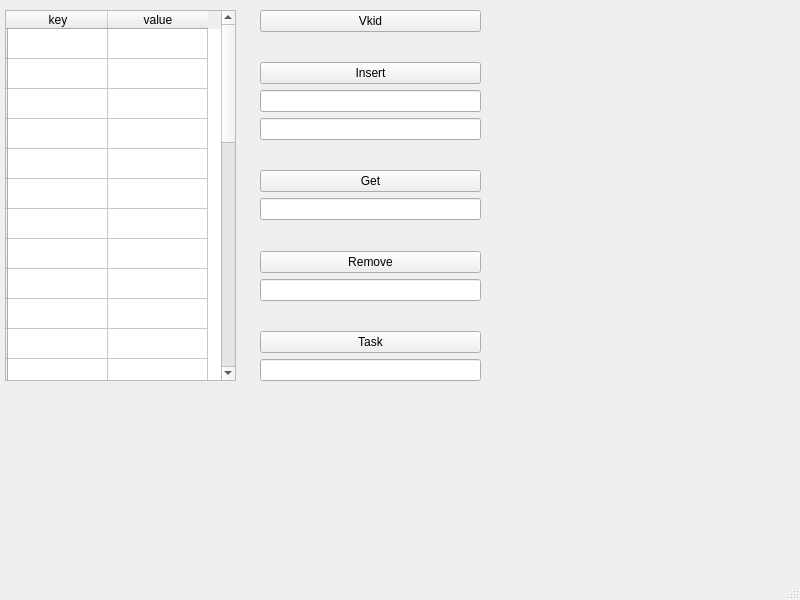
Above: LWD6_3/mainwindow.ui from KirillKurril/LWD6 before the change. Below: the same form after it.
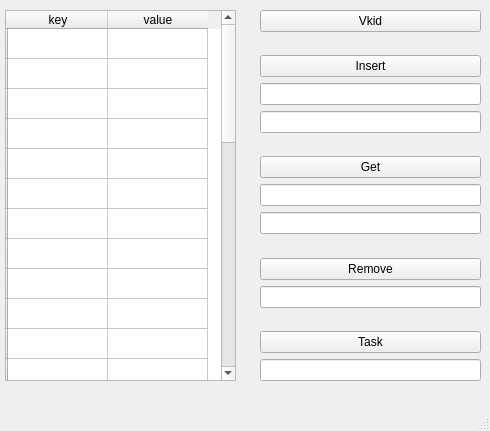
That is the form after the change.

The edit to the form file:
```diff
--- a/LWD6_3/mainwindow.ui
+++ b/LWD6_3/mainwindow.ui
@@ -6,8 +6,8 @@
    <rect>
     <x>0</x>
     <y>0</y>
-    <width>800</width>
-    <height>600</height>
+    <width>490</width>
+    <height>431</height>
    </rect>
   </property>
   <property name="windowTitle">
@@ -260,6 +260,9 @@
      <item>
       <widget class="QLineEdit" name="lineEdit_4"/>
      </item>
+     <item>
+      <widget class="QLineEdit" name="lineEdit"/>
+     </item>
      <item>
       <spacer name="verticalSpacer_3">
        <property name="orientation">
```
Left out of the diff: 2 changed lines with no effect on the pictures.
